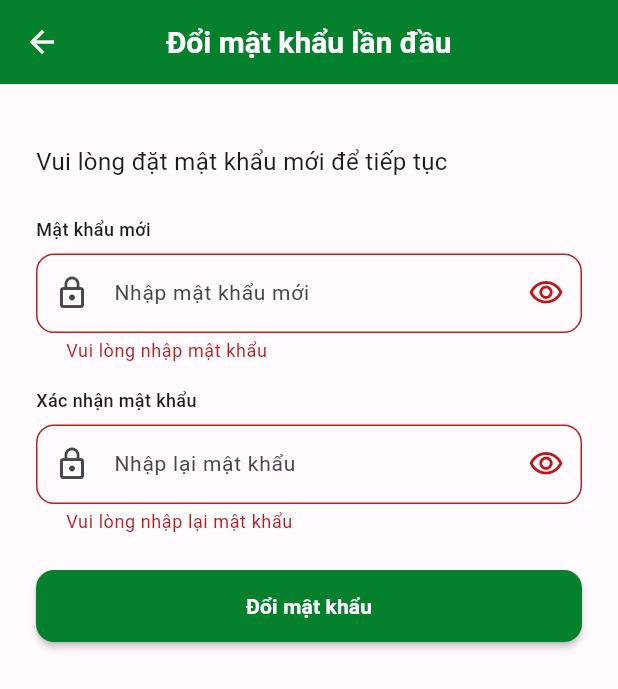
After one commit to trunhquang/todolist, a Flutter app: the ChangePasswordPage screen opened by its route, after a tap on "Đổi mật khẩu", on a phone screen of 412 x 824 dp. The commit adds this screen. Shown: the top 689 px of the screen. Run offline on Flutter 3.47's test engine with Material 3 defaults, Android fonts, the phone set to English and light mode, and no system bars; our stand-ins replace firebase_auth, firebase_core, firebase_database, firebase_messaging, flutter_local_notifications, flutter_secure_storage and 7 more; missing offline and left inert: flutter_appauth, flutter_onedrive; accounts and stored records are empty.

Commit message:
- [auth] Thêm check mustChangePassword và route change-password vào post-login - [auth] Implement changePassword cập nhật Firebase Auth và clear mustChangePassword - [splash] Điều hướng dùng Firebase currentUser, không phụ thuộc cờ trễ - [auth] Fix check companyId dùng trim().isEmpty - [router] Ẩn route register ở release, thêm route changePassword - [docs] Cập nhật Phase 1 Extensions với các rule onboarding mới - [rules] Thêm COMMIT_RULES.md và tham chiếu trong DEVELOPMENT_RULES.md

```diff
--- /dev/null
+++ b/lib/app/pages/auth/change_password_page.dart
@@ -0,0 +1,124 @@
+import 'package:flutter/material.dart';
+import 'package:get/get.dart';
+
+import '../../../features/auth/presentation/controllers/auth_controller.dart';
+import '../../theme/app_colors.dart';
+import '../../theme/app_text_styles.dart';
+import '../../widgets/td_button.dart';
+import '../../widgets/td_text_field.dart';
+
+class ChangePasswordPage extends StatefulWidget {
+  const ChangePasswordPage({super.key});
+
+  @override
+  State<ChangePasswordPage> createState() => _ChangePasswordPageState();
+}
+
+class _ChangePasswordPageState extends State<ChangePasswordPage> {
+  final _formKey = GlobalKey<FormState>();
+  final _passwordController = TextEditingController();
+  final _confirmController = TextEditingController();
+  final _authController = Get.put(AuthController());
+  bool _isPasswordVisible = false;
+  bool _isConfirmVisible = false;
+
+  @override
+  void dispose() {
+    _passwordController.dispose();
+    _confirmController.dispose();
+    super.dispose();
+  }
+
+  Future<void> _handleChangePassword() async {
+    if (!_formKey.currentState!.validate()) return;
+    await _authController.changePassword(_passwordController.text);
+    await _authController.handlePostLoginNavigation();
+  }
+
+  @override
+  Widget build(BuildContext context) {
+    return Scaffold(
+      backgroundColor: AppColors.background,
+      appBar: AppBar(
+        title: const Text('Đổi mật khẩu lần đầu'),
+      ),
+      body: SafeArea(
+        child: SingleChildScrollView(
+          padding: const EdgeInsets.all(24),
+          child: Form(
+            key: _formKey,
+            child: Column(
+              crossAxisAlignment: CrossAxisAlignment.stretch,
+              children: [
+                const SizedBox(height: 16),
+                Text(
+                  'Vui lòng đặt mật khẩu mới để tiếp tục',
+                  style: AppTextStyles.bodyLarge.copyWith(
+                    color: AppColors.onBackground,
+                  ),
+                ),
+                const SizedBox(height: 24),
+                TDTextField(
+                  controller: _passwordController,
+                  label: 'Mật khẩu mới',
+                  hint: 'Nhập mật khẩu mới',
+                  obscureText: !_isPasswordVisible,
+                  prefixIcon: Icons.lock_outline,
+                  suffixIcon: IconButton(
+                    icon: Icon(_isPasswordVisible
+                        ? Icons.visibility_off_outlined
+                        : Icons.visibility_outlined),
+                    onPressed: () => setState(() {
+                      _isPasswordVisible = !_isPasswordVisible;
+                    }),
+                  ),
+                  validator: (value) {
+                    if (value == null || value.isEmpty) {
+                      return 'Vui lòng nhập mật khẩu';
+                    }
+                    if (value.length < 8) {
+                      return 'Mật khẩu tối thiểu 8 ký tự';
+                    }
+                    return null;
+                  },
+                ),
+                const SizedBox(height: 16),
+                TDTextField(
+                  controller: _confirmController,
+                  label: 'Xác nhận mật khẩu',
+                  hint: 'Nhập lại mật khẩu',
+                  obscureText: !_isConfirmVisible,
+                  prefixIcon: Icons.lock_outline,
+                  suffixIcon: IconButton(
+                    icon: Icon(_isConfirmVisible
+                        ? Icons.visibility_off_outlined
+                        : Icons.visibility_outlined),
+                    onPressed: () => setState(() {
+                      _isConfirmVisible = !_isConfirmVisible;
+                    }),
+                  ),
+                  validator: (value) {
+                    if (value == null || value.isEmpty) {
+                      return 'Vui lòng nhập lại mật khẩu';
+                    }
+                    if (value != _passwordController.text) {
+                      return 'Mật khẩu không khớp';
+                    }
+                    return null;
+                  },
+                ),
+                const SizedBox(height: 24),
+                Obx(() => TDButton(
+                      text: 'Đổi mật khẩu',
+                      onPressed:
+                          _authController.isLoading ? null : _handleChangePassword,
+                      isLoading: _authController.isLoading,
+                    )),
+              ],
+            ),
+          ),
+        ),
+      ),
+    );
+  }
+}
--- a/lib/app/routes/app_router.dart
+++ b/lib/app/routes/app_router.dart
@@ -1,8 +1,10 @@
 import 'package:get/get.dart';
+import 'package:flutter/foundation.dart' show kReleaseMode;
 
 import '../pages/splash_page.dart';
 import '../pages/auth/login_page.dart';
 import '../pages/auth/register_page.dart';
+import '../pages/auth/change_password_page.dart';
 import '../pages/auth/company_setup_page.dart';
 import '../pages/home/dashboard_page.dart';
 
@@ -10,6 +12,7 @@ class AppRouter {
   static const String splash = '/';
   static const String login = '/login';
   static const String register = '/register';
+  static const String changePassword = '/change-password';
   static const String companySetup = '/company-setup';
   static const String dashboard = '/dashboard';
 
@@ -24,9 +27,14 @@ class AppRouter {
       name: login,
       page: () => const LoginPage(),
     ),
+    if (!kReleaseMode)
+      GetPage(
+        name: register,
+        page: () => const RegisterPage(),
+      ),
     GetPage(
-      name: register,
-      page: () => const RegisterPage(),
+      name: changePassword,
+      page: () => const ChangePasswordPage(),
     ),
     GetPage(
       name: companySetup,
```
Also changed, not shown: lib/app/pages/auth/login_page.dart (+4 -8 lines), lib/app/pages/splash_page.dart (+14 -1 lines), lib/features/auth/presentation/controllers/auth_controller.dart (+119 -31 lines), 3 other files.
